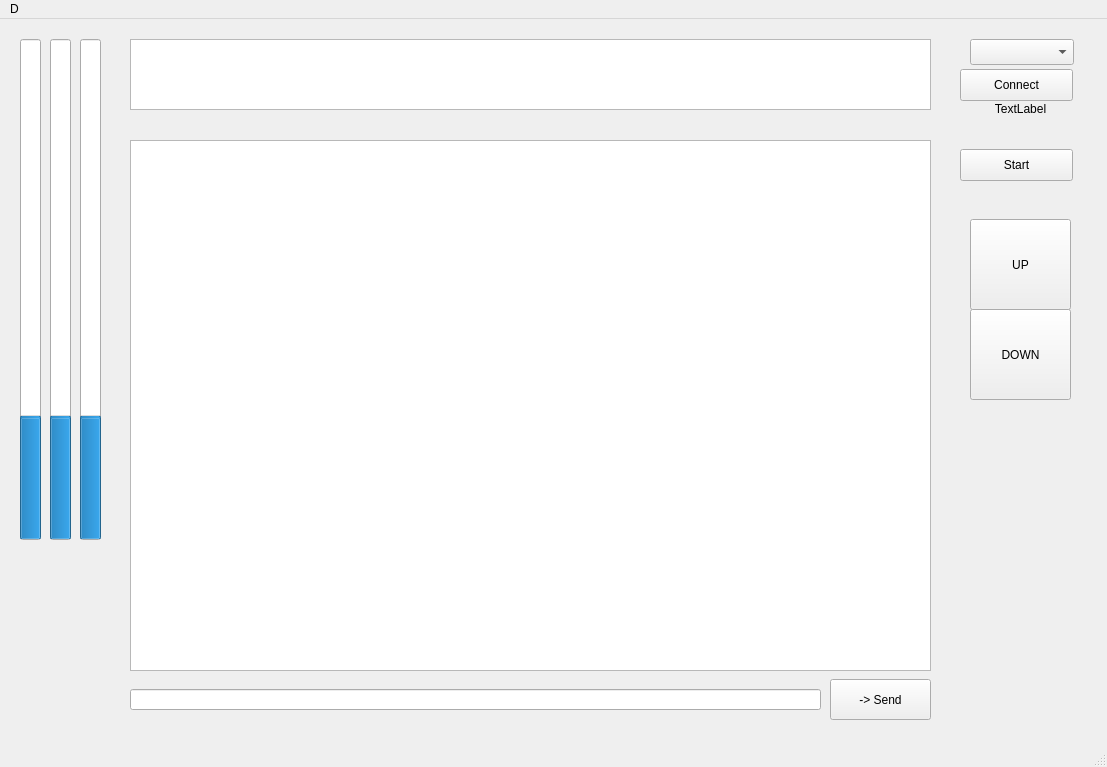
OndrejPistora/thymos-loader, file src/ui/main.ui: the form before one commit.
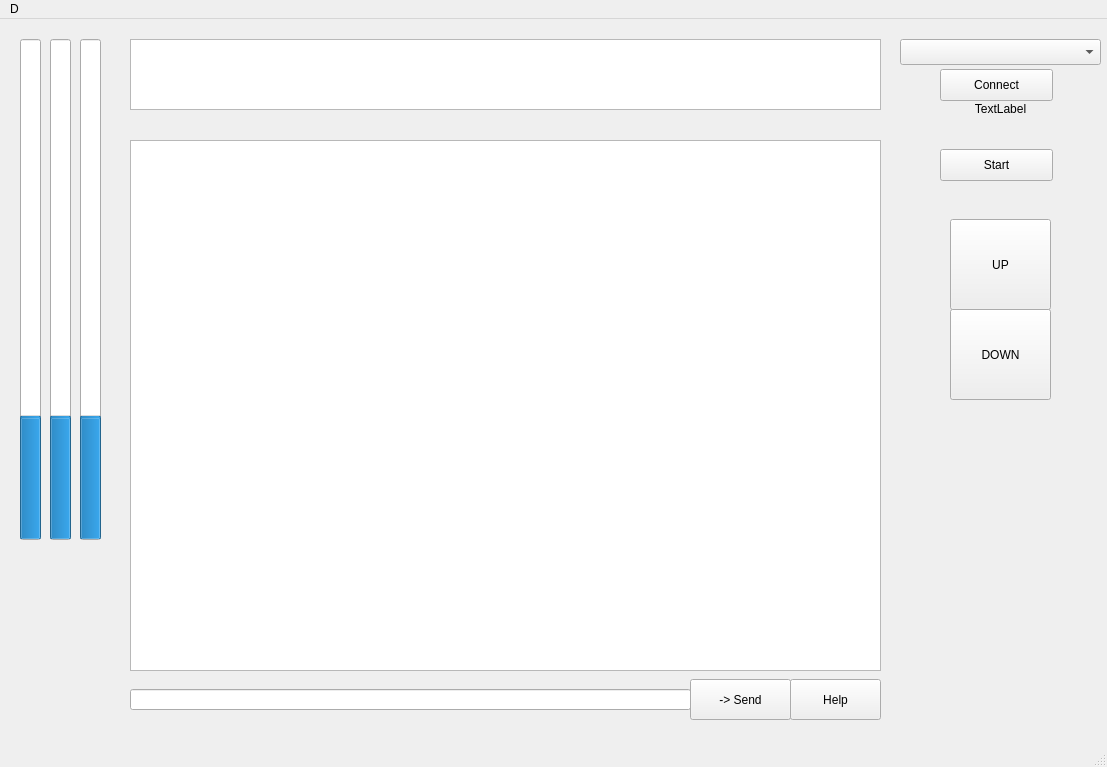
The form after the commit. Custom widgets are drawn as their Qt base class.

Commit message: help button

```diff
--- a/src/ui/main.ui
+++ b/src/ui/main.ui
@@ -19,7 +19,7 @@
      <rect>
       <x>130</x>
       <y>20</y>
-      <width>801</width>
+      <width>751</width>
       <height>71</height>
      </rect>
     </property>
@@ -27,7 +27,7 @@
    <widget class="QPushButton" name="startButton">
     <property name="geometry">
      <rect>
-      <x>960</x>
+      <x>940</x>
       <y>130</y>
       <width>113</width>
       <height>32</height>
@@ -40,7 +40,7 @@
    <widget class="QPushButton" name="connectButton">
     <property name="geometry">
      <rect>
-      <x>960</x>
+      <x>940</x>
       <y>50</y>
       <width>113</width>
       <height>32</height>
@@ -53,7 +53,7 @@
    <widget class="QLabel" name="labelConnection">
     <property name="geometry">
      <rect>
-      <x>970</x>
+      <x>950</x>
       <y>80</y>
       <width>101</width>
       <height>20</height>
@@ -117,7 +117,7 @@
    <widget class="QPushButton" name="upButton">
     <property name="geometry">
      <rect>
-      <x>970</x>
+      <x>950</x>
       <y>200</y>
       <width>101</width>
       <height>91</height>
@@ -130,7 +130,7 @@
    <widget class="QPushButton" name="downButton">
     <property name="geometry">
      <rect>
-      <x>970</x>
+      <x>950</x>
       <y>290</y>
       <width>101</width>
       <height>91</height>
@@ -143,9 +143,9 @@
    <widget class="QComboBox" name="serialPortComboBox">
     <property name="geometry">
      <rect>
-      <x>970</x>
+      <x>900</x>
       <y>20</y>
-      <width>104</width>
+      <width>201</width>
       <height>26</height>
      </rect>
     </property>
@@ -155,7 +155,7 @@
      <rect>
       <x>130</x>
       <y>121</y>
-      <width>801</width>
+      <width>751</width>
       <height>531</height>
      </rect>
     </property>
@@ -165,7 +165,7 @@
      <rect>
       <x>130</x>
       <y>670</y>
-      <width>691</width>
+      <width>561</width>
       <height>21</height>
      </rect>
     </property>
@@ -173,7 +173,7 @@
    <widget class="QPushButton" name="buttonSend">
     <property name="geometry">
      <rect>
-      <x>830</x>
+      <x>690</x>
       <y>660</y>
       <width>101</width>
       <height>41</height>
@@ -183,6 +183,19 @@
      <string>-&gt; Send</string>
     </property>
    </widget>
+   <widget class="QPushButton" name="buttonHelp">
+    <property name="geometry">
+     <rect>
+      <x>790</x>
+      <y>660</y>
+      <width>91</width>
+      <height>41</height>
+     </rect>
+    </property>
+    <property name="text">
+     <string>Help</string>
+    </property>
+   </widget>
   </widget>
   <widget class="QMenuBar" name="menubar">
    <property name="geometry">
```
The commit also changes 1 other file.
